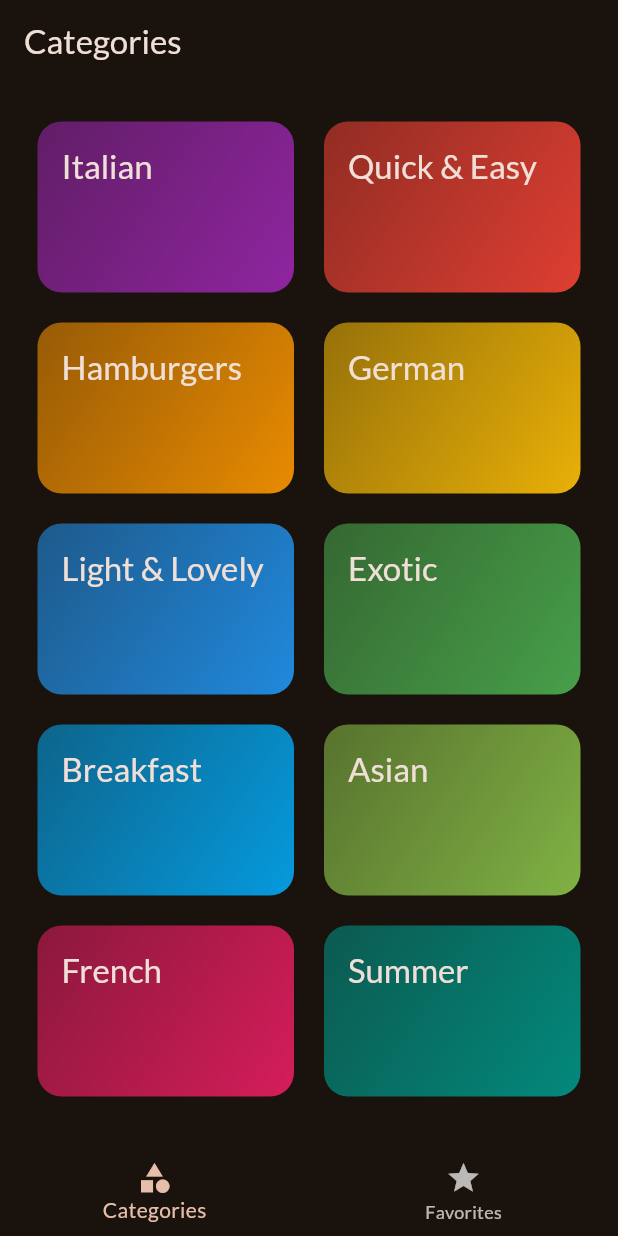
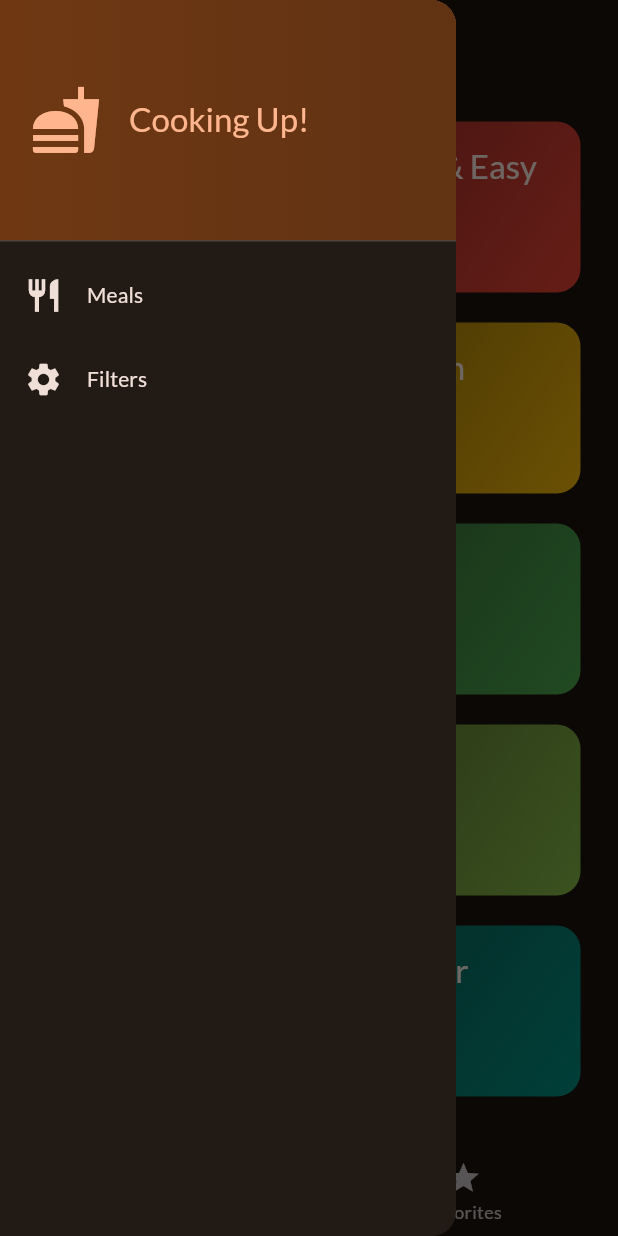
Before and after one commit to N1-San/meals_app_flutter, a Flutter app: the screen it shows after launch, with the side drawer open (before the commit the screen has no drawer), on a phone screen of 412 x 824 dp. Run offline on Flutter 3.47's test engine with Material 3 defaults, Android fonts, the phone set to English and light mode, and no system bars; our stand-ins replace google_fonts, transparent_image.

Commit message:
filters page added

```diff
--- a/lib/screens/tabs.dart
+++ b/lib/screens/tabs.dart
@@ -1,8 +1,12 @@
 import 'package:flutter/material.dart';
 
 import 'package:meals_app_flutter/models/meal.dart';
+
 import 'package:meals_app_flutter/screens/categories.dart';
 import 'package:meals_app_flutter/screens/meals.dart';
+import 'package:meals_app_flutter/screens/filters.dart';
+
+import 'package:meals_app_flutter/widgets/main_drawer.dart';
 
 class TabsScreen extends StatefulWidget {
   const TabsScreen({super.key});
@@ -50,6 +54,17 @@ class _TabsScreenState extends State<TabsScreen> {
     });
   }
 
+  void _setScreen(String identifier) {
+    Navigator.of(context).pop();
+    if (identifier == 'filters') {
+      Navigator.of(context).push(
+        MaterialPageRoute(
+          builder: (ctx) => const FiltersScreen(),
+        ),
+      );
+    }
+  }
+
   @override
   Widget build(BuildContext context) {
     Widget activePage = CategoriesScreen(
@@ -70,6 +85,7 @@ class _TabsScreenState extends State<TabsScreen> {
       appBar: AppBar(
         title: Text(activePageTitle),
       ),
+      drawer: MainDrawer(onSelectScreen: _setScreen,),
       body: activePage,
       bottomNavigationBar: BottomNavigationBar(
         onTap: _selectPage,
--- /dev/null
+++ b/lib/widgets/main_drawer.dart
@@ -0,0 +1,77 @@
+import 'package:flutter/material.dart';
+
+class MainDrawer extends StatelessWidget {
+  const MainDrawer({
+    super.key,
+    required this.onSelectScreen,
+  });
+
+  final void Function(String identifier) onSelectScreen;
+
+  @override
+  Widget build(BuildContext context) {
+    return Drawer(
+      child: Column(
+        children: [
+          DrawerHeader(
+            padding: const EdgeInsets.all(20),
+            decoration: BoxDecoration(
+              gradient: LinearGradient(
+                colors: [
+                  Theme.of(context).colorScheme.primaryContainer,
+                  Theme.of(context).colorScheme.primaryContainer.withAlpha(210),
+                ],
+              ),
+            ),
+            child: Row(
+              children: [
+                Icon(
+                  Icons.fastfood,
+                  size: 48,
+                  color: Theme.of(context).colorScheme.primary,
+                ),
+                const SizedBox(width: 18,),
+                Text(
+                  'Cooking Up!',
+                  style: Theme.of(context).textTheme.titleLarge!.copyWith(
+                    color: Theme.of(context).colorScheme.primary
+                  )
+                )
+              ],
+            )
+          ),
+          ListTile(
+            leading: Icon(
+              Icons.restaurant,
+              size: 26,
+              color: Theme.of(context).colorScheme.onSurface,
+            ),
+            title: Text(
+              'Meals', style: Theme.of(context).textTheme.titleSmall!.copyWith(
+                color: Theme.of(context).colorScheme.onSurface,
+              ),
+            ),
+            onTap: () {
+              onSelectScreen('meals');
+            },
+          ),
+          ListTile(
+            leading: Icon(
+              Icons.settings,
+              size: 26,
+              color: Theme.of(context).colorScheme.onSurface,
+            ),
+            title: Text(
+              'Filters', style: Theme.of(context).textTheme.titleSmall!.copyWith(
+                color: Theme.of(context).colorScheme.onSurface,
+              ),
+            ),
+            onTap: () {
+              onSelectScreen('filters');
+            },
+          )
+        ],
+      ),
+    );
+  }
+}
```
Also changed, not shown: lib/screens/filters.dart (added, +145 -0 lines).
